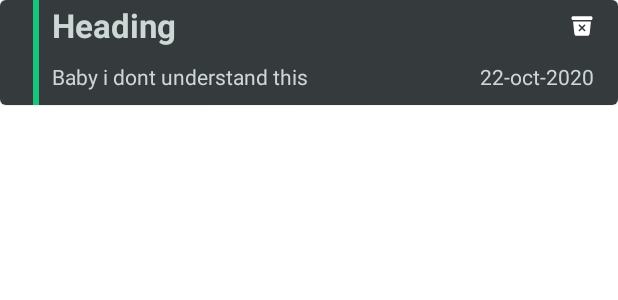
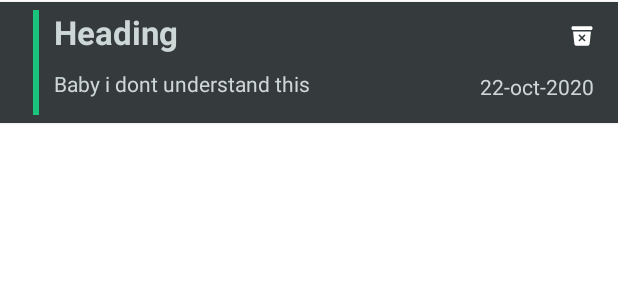
Before and after one commit to agy3ya/NotesUp, an Android app: the layout item_data.xml on its own in the app's theme, with its tools: preview values and no code run, on a phone screen of 412 x 824 dp. Shown: the top 300 px of the screen. Run offline under Robolectric (Android 15) with nearby library versions, the phone set to English and light mode, and no system bars.

```diff
--- a/app/src/main/java/com/example/notes/NoteActivity.java
+++ b/app/src/main/java/com/example/notes/NoteActivity.java
@@ -58,6 +58,7 @@ public class NoteActivity extends AppCompatActivity {
                 }
                 String id = mDatabase.push().getKey();
               //  String date= DateFormat.getInstance().format(new Date());
+               // String date = DateFormat.getInstance().format(new Date());
                 String date = DateFormat.getInstance().format(new Date());
                 Data data = new Data(mTitle,mNote,date,id);
                 mDatabase.child(id).setValue(data);
--- a/app/src/main/res/drawable/ic_marker.xml
+++ b/app/src/main/res/drawable/ic_marker.xml
@@ -5,5 +5,5 @@
     android:viewportHeight="70">
   <path
       android:pathData="M0,0H4V70H0V0Z"
-      android:fillColor="#1BC47D"/>
+      android:fillColor="@color/colorAccent"/>
 </vector>
--- a/app/src/main/res/layout/activity_note.xml
+++ b/app/src/main/res/layout/activity_note.xml
@@ -21,7 +21,8 @@
             android:layout_height="match_parent"
             android:background="@drawable/ic_marker"
             android:layout_marginStart="28dp"
-            android:contentDescription="@string/todo" />
+            android:contentDescription="@string/todo"
+            app:tint="@color/colorAccent" />
         <LinearLayout
             android:layout_width="match_parent"
             android:layout_height="wrap_content"
--- a/app/src/main/res/layout/item_data.xml
+++ b/app/src/main/res/layout/item_data.xml
@@ -1,10 +1,12 @@
 <?xml version="1.0" encoding="utf-8"?>
-<com.google.android.material.card.MaterialCardView
-    xmlns:android="http://schemas.android.com/apk/res/android"
+<com.google.android.material.card.MaterialCardView xmlns:android="http://schemas.android.com/apk/res/android"
     android:layout_width="match_parent"
     android:layout_height="wrap_content"
-    android:background="@color/colorPrimaryDark"
-    >
+    xmlns:app="http://schemas.android.com/apk/res-auto"
+
+    app:cardCornerRadius="0dp"
+    android:layout_marginTop="1dp"
+    android:background="@color/colorPrimaryDark">
 <LinearLayout
     android:background="@color/colorPrimaryDark"
     android:layout_width="match_parent"
@@ -16,35 +18,37 @@
         android:layout_height="wrap_content"
         android:layout_weight="1">
         <ImageView
+            android:layout_marginTop="5dp"
+            android:layout_marginBottom="5dp"
             android:layout_marginStart="22dp"
             android:layout_width="wrap_content"
             android:layout_height="wrap_content"
             android:background="@drawable/ic_marker"
-            android:contentDescription="@string/todo" />
+            android:contentDescription="@string/todo"
+            />
 
     </RelativeLayout>
     <RelativeLayout
-        android:layout_width="wrap_content"
+        android:layout_width="200dp"
         android:layout_height="wrap_content"
-
-        android:layout_weight="25">
+        android:layout_weight="10">
         <TextView
             android:layout_width="wrap_content"
             android:layout_height="wrap_content"
             android:text="@string/heading"
-            android:id="@+id/title"
+            android:id="@+id/heading"
             android:textAppearance="?android:textAppearanceLarge"
             android:textStyle="bold"
             android:textColor="@color/colorPrimary"
             android:layout_marginStart="6dp"
-            android:layout_marginTop="2dp"/>
+            android:layout_marginTop="5dp"/>
         <TextView
-            android:id="@+id/note"
+            android:id="@+id/subnote"
             android:layout_marginTop="10dp"
             android:layout_width="wrap_content"
             android:layout_height="wrap_content"
             android:text="@string/baby_i_dont_understand_this"
-            android:layout_below="@id/title"
+            android:layout_below="@id/heading"
             android:textColor="@color/colorPrimary"
             android:textAppearance="?android:textAppearanceSmall"
             android:textStyle="normal"
--- a/app/src/main/res/layout/toolbar.xml
+++ b/app/src/main/res/layout/toolbar.xml
@@ -12,6 +12,10 @@
         app:expandedTitleMarginBottom="28dp"
         app:expandedTitleTextAppearance="@style/TextAppearance.App.CollapsingToolbar.Expanded"
         app:collapsedTitleTextAppearance="@style/TextAppearance.App.CollapsingToolbar.Collapsed"
+        app:layout_scrollFlags="scroll|exitUntilCollapsed"
+        app:contentScrim="?attr/colorPrimary"
+        app:statusBarScrim="?attr/colorAccent"
+
         >
         <com.google.android.material.appbar.MaterialToolbar
             android:elevation="0dp"
@@ -20,6 +24,7 @@
             app:menu="@menu/top_app_bar"
             android:layout_width="match_parent"
             android:background="@color/colorPrimaryDark"
+            app:layout_collapseMode="pin"
             android:layout_height="?actionBarSize"/>
     </com.google.android.material.appbar.CollapsingToolbarLayout>
 
--- a/app/src/main/res/menu/top_app_bar.xml
+++ b/app/src/main/res/menu/top_app_bar.xml
@@ -9,9 +9,10 @@
         app:showAsAction="ifRoom" />
 
     <item
-        android:id="@+id/logout"
+        android:id="@+id/logout1"
         android:title="@string/logout"
+        android:icon="@drawable/ic_logout"
         android:contentDescription="@string/content_description_more"
-        app:showAsAction="never" />
+        app:showAsAction="always" />
 
 </menu>
```
Also changed, not shown: app/src/main/java/com/example/notes/HomeActivity.java (+24 -1 lines), app/src/main/java/com/example/notes/ModelAdapter.java (+33 -22 lines), app/src/main/res/layout/activity_home.xml (+5 -2 lines).
